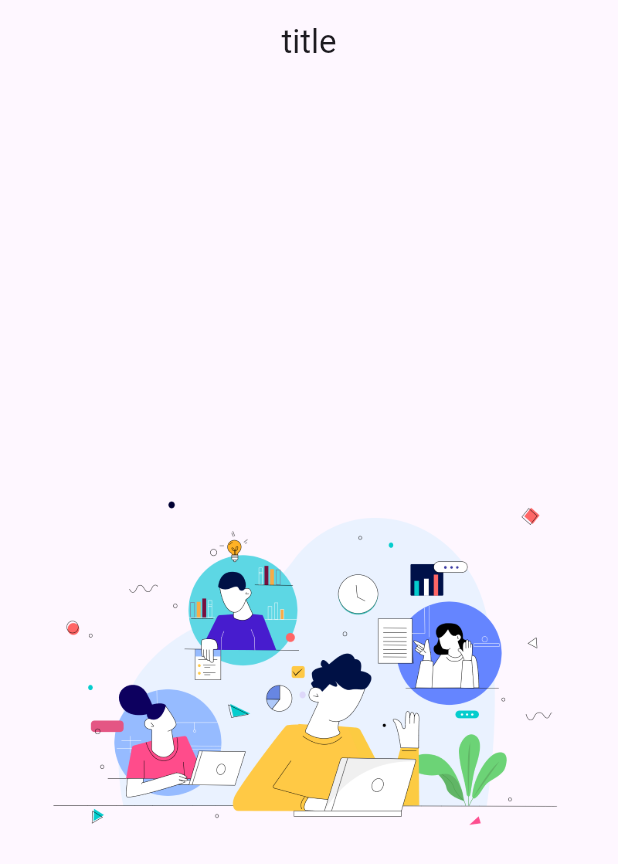
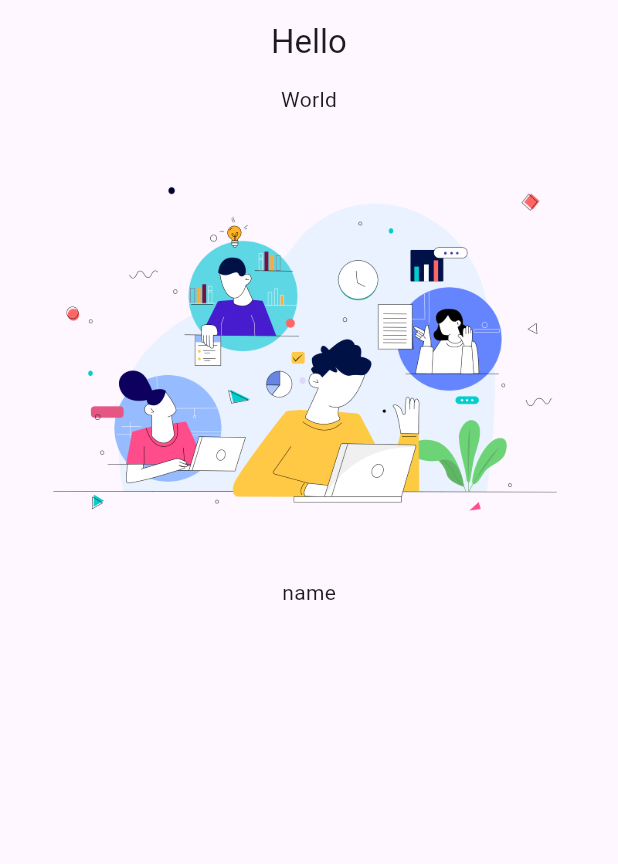
Before and after one commit to wk1027-wyy/money_manager, a Flutter app: the screen it shows after launch, on a phone screen of 412 x 824 dp. Shown: the top 864 px of the screen. Run offline on Flutter 3.47's test engine with Material 3 defaults, Android fonts, the phone set to English and light mode, and no system bars; our stand-ins replace easy_localization, flutter_riverpod, riverpod_annotation; generated files the repository leaves out were written again.

Commit message:
生成localkey

```diff
--- a/assets/translations/en.json
+++ b/assets/translations/en.json
@@ -1,4 +1,5 @@
 {
     "title": "Hello",
-    "subTitle": "World"
+    "subTitle": "World",
+    "name":"name"
 }
--- a/assets/translations/zh.json
+++ b/assets/translations/zh.json
@@ -1,4 +1,5 @@
 {
     "title": "你好",
-    "subTitle": "世界"
+    "subTitle": "世界",
+    "name":"姓名"
 }
--- a/lib/feature/page/counter_page.dart
+++ b/lib/feature/page/counter_page.dart
@@ -1,3 +1,4 @@
+import 'package:easy_localization/easy_localization.dart';
 import 'package:flutter/material.dart';
 import 'package:flutter_riverpod/flutter_riverpod.dart';
 import 'package:money_/gen/assets.gen.dart';
@@ -16,8 +17,14 @@ class _CounterPageState extends ConsumerState<CounterPage> {
     // final counterAsync = ref.watch(counterControllerProvider);
 
     return Scaffold(
-      appBar: AppBar(title: const Text(LocaleKeys.title), centerTitle: true),
-      body: Center(child: Assets.images.home.image()),
+      appBar: AppBar(title: const Text('title').tr(), centerTitle: true),
+      body: Center(child: Column(
+        children: [
+          Text(LocaleKeys.subTitle).tr(),
+          Assets.images.home.image(),
+          Text(LocaleKeys.name).tr(),
+        ],
+      )),
     );
   }
 }
--- a/lib/main.dart
+++ b/lib/main.dart
@@ -10,10 +10,10 @@ Future<void> main() async {
   runApp(
     ProviderScope(
       child: EasyLocalization(
-        supportedLocales: const [Locale('en', 'US'), Locale('zh', 'CN')],
+        supportedLocales: [Locale('en'), Locale('zh')],
         path: 'assets/translations',
-        fallbackLocale: const Locale('en', 'US'),
-        assetLoader: CodegenLoader(),
+        fallbackLocale: Locale('en'),
+        // assetLoader: CodegenLoader(),
         child: const MainApp(),
       ),
     ),
@@ -25,6 +25,11 @@ class MainApp extends StatelessWidget {
 
   @override
   Widget build(BuildContext context) {
-    return const MaterialApp(home: Scaffold(body: CounterPage()));
+    return MaterialApp(
+      localizationsDelegates: context.localizationDelegates,
+      supportedLocales: context.supportedLocales,
+      locale: context.locale,
+      home: Scaffold(body: CounterPage()),
+    );
   }
 }
```
Also changed, not shown: lib/generated/locale_keys.g.dart.
